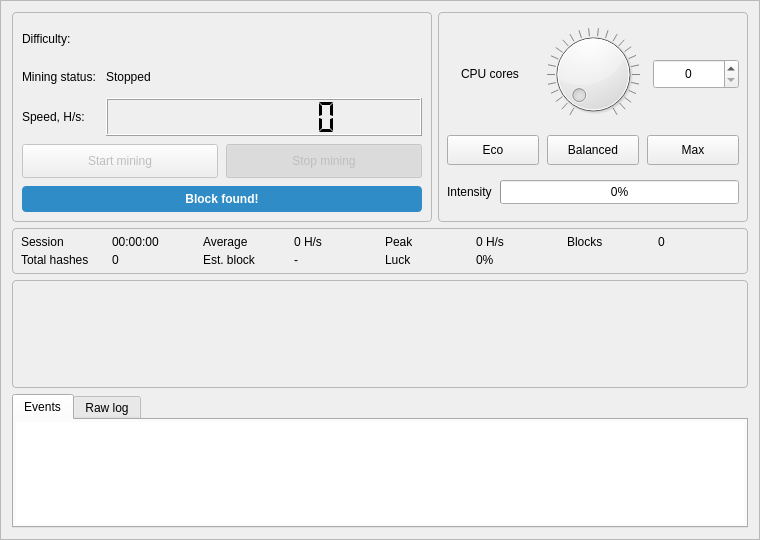
Old version of the form src/gui/ui/miningframe.ui in the repository seredat/karbowanecwallet.
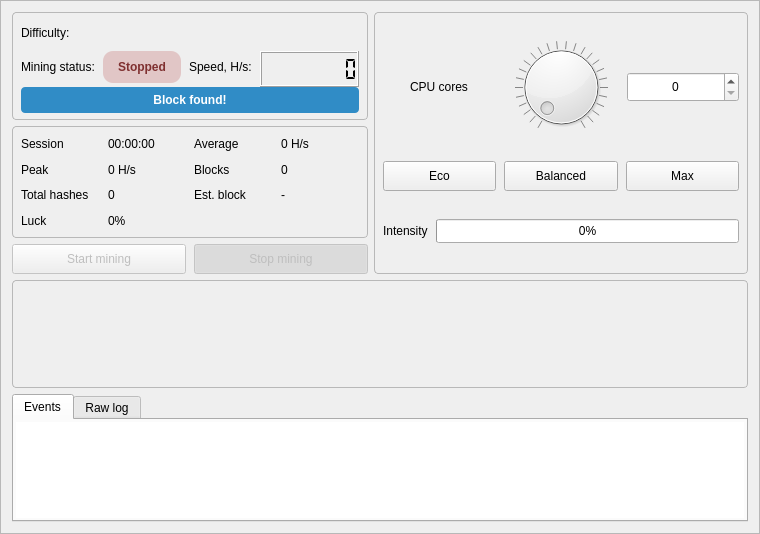
New version of the form. Custom widgets are drawn as their Qt base class.

Diff of the .ui file:
```diff
--- a/src/gui/ui/miningframe.ui
+++ b/src/gui/ui/miningframe.ui
@@ -13,7 +13,7 @@
   <property name="minimumSize">
    <size>
     <width>0</width>
-    <height>540</height>
+    <height>520</height>
    </size>
   </property>
   <property name="windowTitle">
@@ -32,7 +32,24 @@
       <number>6</number>
      </property>
      <item>
-      <widget class="QGroupBox" name="groupBox">
+      <layout class="QVBoxLayout" name="m_stateStatsLayout">
+       <property name="spacing">
+        <number>6</number>
+       </property>
+       <property name="leftMargin">
+        <number>0</number>
+       </property>
+       <property name="topMargin">
+        <number>0</number>
+       </property>
+       <property name="rightMargin">
+        <number>0</number>
+       </property>
+       <property name="bottomMargin">
+        <number>0</number>
+       </property>
+       <item>
+        <widget class="QGroupBox" name="m_stateGroup">
        <property name="sizePolicy">
         <sizepolicy hsizetype="Preferred" vsizetype="Preferred">
          <horstretch>4</horstretch>
@@ -42,7 +59,7 @@
        <property name="minimumSize">
         <size>
          <width>0</width>
-         <height>210</height>
+         <height>108</height>
         </size>
        </property>
        <property name="styleSheet">
@@ -55,12 +72,24 @@
        <property name="title">
         <string/>
        </property>
-       <layout class="QGridLayout" name="gridLayout">
+        <layout class="QGridLayout" name="m_stateLayout">
+        <property name="leftMargin">
+         <number>8</number>
+        </property>
+        <property name="topMargin">
+         <number>6</number>
+        </property>
+        <property name="rightMargin">
+         <number>8</number>
+        </property>
+        <property name="bottomMargin">
+         <number>6</number>
+        </property>
         <property name="horizontalSpacing">
-         <number>10</number>
+         <number>8</number>
         </property>
         <property name="verticalSpacing">
-         <number>8</number>
+         <number>4</number>
         </property>
         <item row="1" column="0">
          <widget class="QLabel" name="label_4">
@@ -69,20 +98,35 @@
           </property>
          </widget>
         </item>
-        <item row="2" column="0">
+        <item row="1" column="2">
          <widget class="QLabel" name="label_6">
           <property name="text">
            <string>Speed, H/s:</string>
           </property>
          </widget>
         </item>
-        <item row="1" column="1" colspan="2">
+        <item row="1" column="1">
          <widget class="QLabel" name="m_soloLabel">
+          <property name="minimumSize">
+           <size>
+            <width>78</width>
+            <height>24</height>
+           </size>
+          </property>
+          <property name="styleSheet">
+           <string notr="true">QLabel#m_soloLabel {
+  background: rgba(191, 92, 92, 70);
+  color: #7f3030;
+  border-radius: 10px;
+  padding: 1px 6px;
+  font-weight: bold;
+}</string>
+          </property>
           <property name="text">
            <string>Stopped</string>
           </property>
           <property name="alignment">
-           <set>Qt::AlignmentFlag::AlignVCenter</set>
+           <set>Qt::AlignmentFlag::AlignCenter</set>
           </property>
          </widget>
         </item>
@@ -93,7 +137,7 @@
           </property>
          </widget>
         </item>
-        <item row="2" column="1" colspan="2">
+        <item row="1" column="3" colspan="2">
          <widget class="QLCDNumber" name="m_hashratelcdNumber">
           <property name="sizePolicy">
            <sizepolicy hsizetype="Expanding" vsizetype="Fixed">
@@ -104,7 +148,7 @@
           <property name="minimumSize">
            <size>
             <width>0</width>
-            <height>38</height>
+            <height>36</height>
            </size>
           </property>
           <property name="digitCount">
@@ -122,7 +166,7 @@
           </property>
          </widget>
         </item>
-        <item row="0" column="2">
+        <item row="0" column="2" colspan="3">
          <widget class="QCustomPlot" name="m_difficultyChart" native="true">
           <property name="toolTip">
            <string>Difficulty history</string>
@@ -135,88 +179,19 @@
           </property>
           <property name="minimumSize">
            <size>
-            <width>190</width>
-            <height>34</height>
+            <width>170</width>
+            <height>28</height>
            </size>
           </property>
           <property name="maximumSize">
            <size>
             <width>16777215</width>
-            <height>42</height>
+            <height>36</height>
            </size>
           </property>
          </widget>
         </item>
-        <item row="3" column="0" colspan="3">
-         <layout class="QHBoxLayout" name="m_miningButtonsLayout">
-          <property name="spacing">
-           <number>8</number>
-          </property>
-          <item>
-           <widget class="QPushButton" name="m_startSolo">
-            <property name="enabled">
-             <bool>false</bool>
-            </property>
-            <property name="sizePolicy">
-             <sizepolicy hsizetype="Expanding" vsizetype="Fixed">
-              <horstretch>1</horstretch>
-              <verstretch>0</verstretch>
-             </sizepolicy>
-            </property>
-            <property name="minimumSize">
-             <size>
-              <width>0</width>
-              <height>34</height>
-             </size>
-            </property>
-            <property name="text">
-             <string>Start mining</string>
-            </property>
-            <property name="checkable">
-             <bool>true</bool>
-            </property>
-            <property name="default">
-             <bool>true</bool>
-            </property>
-            <attribute name="buttonGroup">
-             <string notr="true">m_soloButtonGroup</string>
-            </attribute>
-           </widget>
-          </item>
-          <item>
-           <widget class="QPushButton" name="m_stopSolo">
-            <property name="enabled">
-             <bool>false</bool>
-            </property>
-            <property name="sizePolicy">
-             <sizepolicy hsizetype="Expanding" vsizetype="Fixed">
-              <horstretch>1</horstretch>
-              <verstretch>0</verstretch>
-             </sizepolicy>
-            </property>
-            <property name="minimumSize">
-             <size>
-              <width>0</width>
-              <height>34</height>
-             </size>
-            </property>
-            <property name="text">
-             <string>Stop mining</string>
-            </property>
-            <property name="checkable">
-             <bool>true</bool>
-            </property>
-            <property name="checked">
-             <bool>true</bool>
-            </property>
-            <attribute name="buttonGroup">
-             <string notr="true">m_soloButtonGroup</string>
-            </attribute>
-           </widget>
-          </item>
-         </layout>
-        </item>
-        <item row="4" column="0" colspan="3">
+        <item row="3" column="0" colspan="5">
          <widget class="QLabel" name="m_blockFoundBanner">
           <property name="visible">
            <bool>false</bool>
@@ -241,6 +216,217 @@
        </layout>
       </widget>
      </item>
+       <item>
+        <widget class="QFrame" name="m_sessionStatsFrame">
+         <property name="sizePolicy">
+          <sizepolicy hsizetype="Preferred" vsizetype="Fixed">
+           <horstretch>0</horstretch>
+           <verstretch>0</verstretch>
+          </sizepolicy>
+         </property>
+         <property name="minimumSize">
+          <size>
+           <width>0</width>
+           <height>112</height>
+          </size>
+         </property>
+         <property name="styleSheet">
+          <string notr="true">QFrame#m_sessionStatsFrame {
+  border: 1px solid palette(mid);
+  border-radius: 4px;
+}</string>
+         </property>
+         <layout class="QGridLayout" name="m_sessionStatsLayout">
+          <property name="leftMargin">
+           <number>8</number>
+          </property>
+          <property name="topMargin">
+           <number>6</number>
+          </property>
+          <property name="rightMargin">
+           <number>8</number>
+          </property>
+          <property name="bottomMargin">
+           <number>6</number>
+          </property>
+          <property name="horizontalSpacing">
+           <number>8</number>
+          </property>
+          <property name="verticalSpacing">
+           <number>5</number>
+          </property>
+          <item row="0" column="0">
+           <widget class="QLabel" name="m_sessionTimeTitle">
+            <property name="text">
+             <string>Session</string>
+            </property>
+           </widget>
+          </item>
+          <item row="0" column="1">
+           <widget class="QLabel" name="m_sessionTimeValue">
+            <property name="text">
+             <string>00:00:00</string>
+            </property>
+           </widget>
+          </item>
+          <item row="0" column="2">
+           <widget class="QLabel" name="m_averageHashRateTitle">
+            <property name="text">
+             <string>Average</string>
+            </property>
+           </widget>
+          </item>
+          <item row="0" column="3">
+           <widget class="QLabel" name="m_averageHashRateValue">
+            <property name="text">
+             <string>0 H/s</string>
+            </property>
+           </widget>
+          </item>
+          <item row="1" column="0">
+           <widget class="QLabel" name="m_peakHashRateTitle">
+            <property name="text">
+             <string>Peak</string>
+            </property>
+           </widget>
+          </item>
+          <item row="1" column="1">
+           <widget class="QLabel" name="m_peakHashRateValue">
+            <property name="text">
+             <string>0 H/s</string>
+            </property>
+           </widget>
+          </item>
+          <item row="1" column="2">
+           <widget class="QLabel" name="m_blocksFoundTitle">
+            <property name="text">
+             <string>Blocks</string>
+            </property>
+           </widget>
+          </item>
+          <item row="1" column="3">
+           <widget class="QLabel" name="m_blocksFoundValue">
+            <property name="text">
+             <string>0</string>
+            </property>
+           </widget>
+          </item>
+          <item row="2" column="0">
+           <widget class="QLabel" name="m_totalHashesTitle">
+            <property name="text">
+             <string>Total hashes</string>
+            </property>
+           </widget>
+          </item>
+          <item row="2" column="1">
+           <widget class="QLabel" name="m_totalHashesValue">
+            <property name="text">
+             <string>0</string>
+            </property>
+           </widget>
+          </item>
+          <item row="2" column="2">
+           <widget class="QLabel" name="m_estimatedBlockTimeTitle">
+            <property name="text">
+             <string>Est. block</string>
+            </property>
+           </widget>
+          </item>
+          <item row="2" column="3">
+           <widget class="QLabel" name="m_estimatedBlockTimeValue">
+            <property name="text">
+             <string>-</string>
+            </property>
+           </widget>
+          </item>
+          <item row="3" column="0">
+           <widget class="QLabel" name="m_luckTitle">
+            <property name="text">
+             <string>Luck</string>
+            </property>
+           </widget>
+          </item>
+          <item row="3" column="1">
+           <widget class="QLabel" name="m_luckValue">
+            <property name="text">
+             <string>0%</string>
+            </property>
+           </widget>
+          </item>
+         </layout>
+        </widget>
+       </item>
+       <item>
+        <layout class="QHBoxLayout" name="m_miningButtonsLayout">
+         <property name="spacing">
+          <number>8</number>
+         </property>
+         <item>
+          <widget class="QPushButton" name="m_startSolo">
+           <property name="enabled">
+            <bool>false</bool>
+           </property>
+           <property name="sizePolicy">
+            <sizepolicy hsizetype="Expanding" vsizetype="Fixed">
+             <horstretch>1</horstretch>
+             <verstretch>0</verstretch>
+            </sizepolicy>
+           </property>
+           <property name="minimumSize">
+            <size>
+             <width>0</width>
+             <height>30</height>
+            </size>
+           </property>
+           <property name="text">
+            <string>Start mining</string>
+           </property>
+           <property name="checkable">
+            <bool>true</bool>
+           </property>
+           <property name="default">
+            <bool>true</bool>
+           </property>
+           <attribute name="buttonGroup">
+            <string notr="true">m_soloButtonGroup</string>
+           </attribute>
+          </widget>
+         </item>
+         <item>
+          <widget class="QPushButton" name="m_stopSolo">
+           <property name="enabled">
+            <bool>false</bool>
+           </property>
+           <property name="sizePolicy">
+            <sizepolicy hsizetype="Expanding" vsizetype="Fixed">
+             <horstretch>1</horstretch>
+             <verstretch>0</verstretch>
+            </sizepolicy>
+           </property>
+           <property name="minimumSize">
+            <size>
+             <width>0</width>
+             <height>30</height>
+            </size>
+           </property>
+           <property name="text">
+            <string>Stop mining</string>
+           </property>
+           <property name="checkable">
+            <bool>true</bool>
+           </property>
+           <property name="checked">
+            <bool>true</bool>
+           </property>
+           <attribute name="buttonGroup">
+            <string notr="true">m_soloButtonGroup</string>
+           </attribute>
+          </widget>
+         </item>
+        </layout>
+       </item>
+      </layout>
+     </item>
      <item>
       <widget class="QGroupBox" name="groupBox_3">
        <property name="sizePolicy">
@@ -451,134 +637,6 @@
      </item>
    </layout>
   </item>
-   <item>
-    <widget class="QFrame" name="m_sessionStatsFrame">
-     <property name="styleSheet">
-      <string notr="true">QFrame#m_sessionStatsFrame {
-  border: 1px solid palette(mid);
-  border-radius: 4px;
-}</string>
-     </property>
-     <layout class="QGridLayout" name="m_sessionStatsLayout">
-      <property name="leftMargin">
-       <number>8</number>
-      </property>
-      <property name="topMargin">
-       <number>6</number>
-      </property>
-      <property name="rightMargin">
-       <number>8</number>
-      </property>
-      <property name="bottomMargin">
-       <number>6</number>
-      </property>
-      <property name="horizontalSpacing">
-       <number>10</number>
-      </property>
-      <property name="verticalSpacing">
-       <number>4</number>
-      </property>
-      <item row="0" column="0">
-       <widget class="QLabel" name="m_sessionTimeTitle">
-        <property name="text">
-         <string>Session</string>
-        </property>
-       </widget>
-      </item>
-      <item row="0" column="1">
-       <widget class="QLabel" name="m_sessionTimeValue">
-        <property name="text">
-         <string>00:00:00</string>
-        </property>
-       </widget>
-      </item>
-      <item row="0" column="2">
-       <widget class="QLabel" name="m_averageHashRateTitle">
-        <property name="text">
-         <string>Average</string>
-        </property>
-       </widget>
-      </item>
-      <item row="0" column="3">
-       <widget class="QLabel" name="m_averageHashRateValue">
-        <property name="text">
-         <string>0 H/s</string>
-        </property>
-       </widget>
-      </item>
-      <item row="0" column="4">
-       <widget class="QLabel" name="m_peakHashRateTitle">
-        <property name="text">
-         <string>Peak</string>
-        </property>
-       </widget>
-      </item>
-      <item row="0" column="5">
-       <widget class="QLabel" name="m_peakHashRateValue">
-        <property name="text">
-         <string>0 H/s</string>
-        </property>
-       </widget>
-      </item>
-      <item row="0" column="6">
-       <widget class="QLabel" name="m_blocksFoundTitle">
-        <property name="text">
-         <string>Blocks</string>
-        </property>
-       </widget>
-      </item>
-      <item row="0" column="7">
-       <widget class="QLabel" name="m_blocksFoundValue">
-        <property name="text">
-         <string>0</string>
-        </property>
-       </widget>
-      </item>
-      <item row="1" column="0">
-       <widget class="QLabel" name="m_totalHashesTitle">
-        <property name="text">
-         <string>Total hashes</string>
-        </property>
-       </widget>
-      </item>
-      <item row="1" column="1">
-       <widget class="QLabel" name="m_totalHashesValue">
-        <property name="text">
-         <string>0</string>
-        </property>
-       </widget>
-      </item>
-      <item row="1" column="2">
-       <widget class="QLabel" name="m_estimatedBlockTimeTitle">
-        <property name="text">
-         <string>Est. block</string>
-        </property>
-       </widget>
-      </item>
-      <item row="1" column="3">
-       <widget class="QLabel" name="m_estimatedBlockTimeValue">
-        <property name="text">
-         <string>-</string>
-        </property>
-       </widget>
-      </item>
-      <item row="1" column="4">
-       <widget class="QLabel" name="m_luckTitle">
-        <property name="text">
-         <string>Luck</string>
-        </property>
-       </widget>
-      </item>
-      <item row="1" column="5">
-       <widget class="QLabel" name="m_luckValue">
-        <property name="text">
-         <string>0%</string>
-        </property>
-       </widget>
-      </item>
-     </layout>
-    </widget>
-   </item>
    <item>
     <widget class="QFrame" name="m_chartFrame">
      <property name="styleSheet">
```
Left out of the diff: 2 changed lines with no effect on the pictures.
